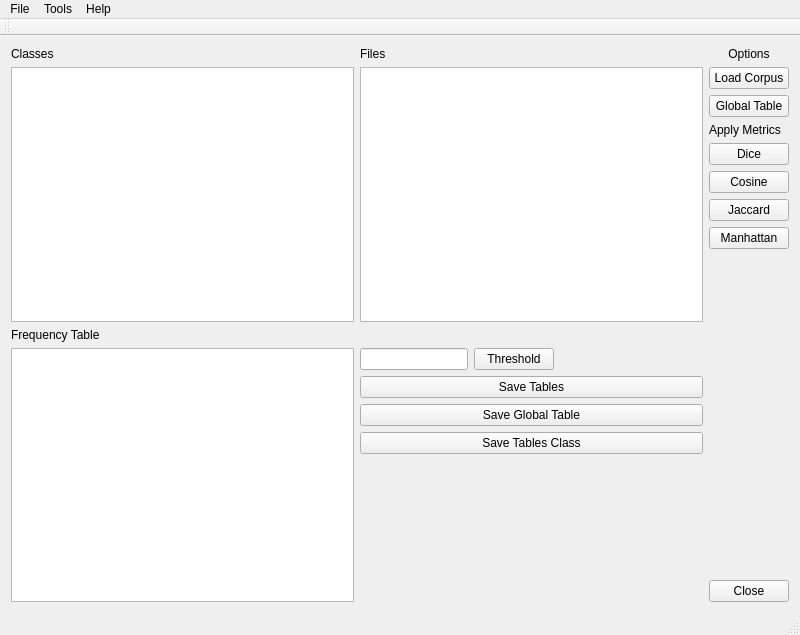
JuanCrg90/similaritygraphs, file mainwindow.ui: the form before one commit.
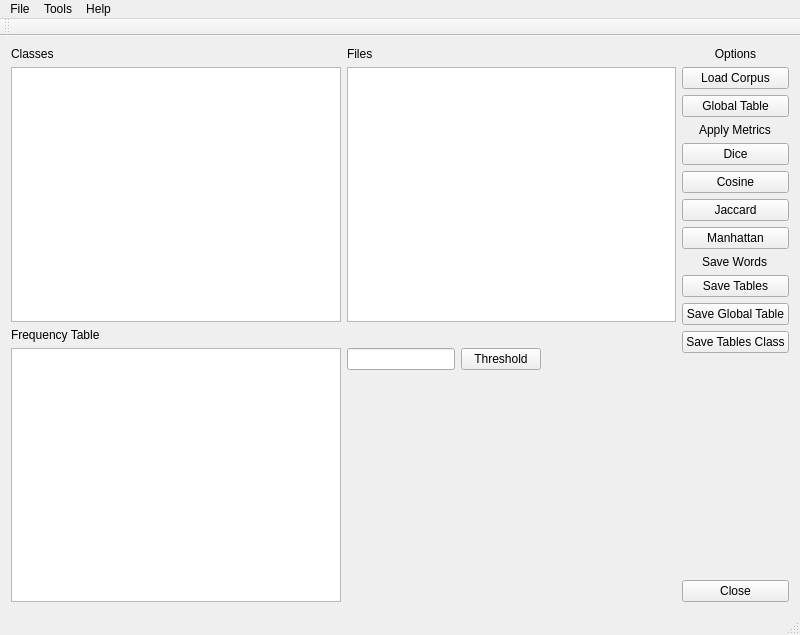
The form after the commit.

Commit message: Modificada ubicación de los botones de guardar en mainwindow.ui

```diff
--- a/mainwindow.ui
+++ b/mainwindow.ui
@@ -101,27 +101,6 @@
           </item>
          </layout>
         </item>
-        <item>
-         <widget class="QPushButton" name="SaveAllpushButton">
-          <property name="text">
-           <string>Save Tables</string>
-          </property>
-         </widget>
-        </item>
-        <item>
-         <widget class="QPushButton" name="SaveGlobalTablepushButton">
-          <property name="text">
-           <string>Save Global Table</string>
-          </property>
-         </widget>
-        </item>
-        <item>
-         <widget class="QPushButton" name="SaveTableClasspushButton">
-          <property name="text">
-           <string>Save Tables Class</string>
-          </property>
-         </widget>
-        </item>
         <item>
          <spacer name="verticalSpacer_2">
           <property name="orientation">
@@ -162,7 +141,7 @@
         </property>
        </widget>
       </item>
-      <item>
+      <item alignment="Qt::AlignHCenter">
        <widget class="QLabel" name="label_5">
         <property name="text">
          <string>Apply Metrics</string>
@@ -197,6 +176,34 @@
         </property>
        </widget>
       </item>
+      <item alignment="Qt::AlignHCenter">
+       <widget class="QLabel" name="label_6">
+        <property name="text">
+         <string>Save Words</string>
+        </property>
+       </widget>
+      </item>
+      <item>
+       <widget class="QPushButton" name="SaveAllpushButton">
+        <property name="text">
+         <string>Save Tables</string>
+        </property>
+       </widget>
+      </item>
+      <item>
+       <widget class="QPushButton" name="SaveGlobalTablepushButton">
+        <property name="text">
+         <string>Save Global Table</string>
+        </property>
+       </widget>
+      </item>
+      <item>
+       <widget class="QPushButton" name="SaveTableClasspushButton">
+        <property name="text">
+         <string>Save Tables Class</string>
+        </property>
+       </widget>
+      </item>
       <item>
        <spacer name="verticalSpacer">
         <property name="orientation">
```
The commit also changes 1 other file.
